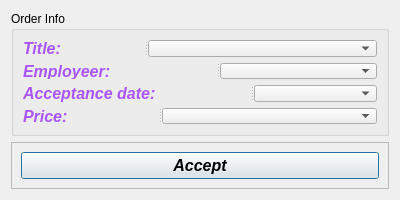
Above: order_deleter.ui from 0x000N3X4N/HomeApplianceService before the change. Below: the same form after it.
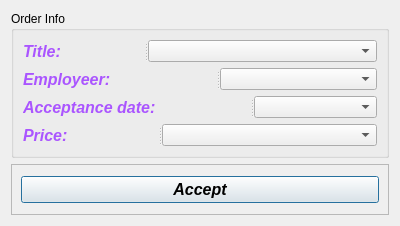
That is the form after the change.

Patch:
```diff
--- a/order_deleter.ui
+++ b/order_deleter.ui
@@ -7,7 +7,7 @@
     <x>0</x>
     <y>0</y>
     <width>400</width>
-    <height>200</height>
+    <height>226</height>
    </rect>
   </property>
   <property name="minimumSize">
```
